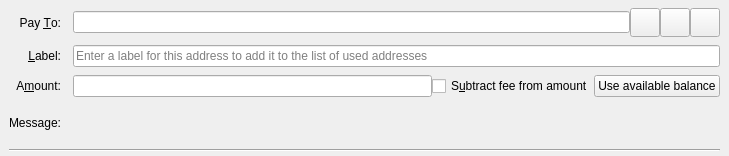
Old version of the form src/qt/forms/sendcoinsentry.ui in the repository equalishcoin/equalishcoind.
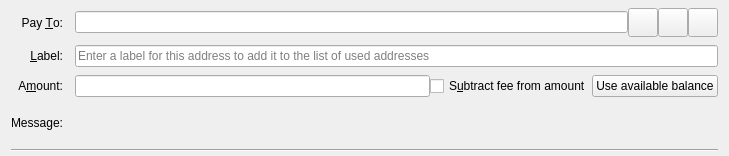
New version of the form. Icons and pictures are not drawn. Custom widgets are drawn as their Qt base class.

Commit message:
qt, refactor: Convert `SendCoinsEntry` to a sub-`QWidget`
It is no longer needed to derive the `SendCoinsEntry` class from the
`QStackedWidget` one.

What changed in the file:
```diff
--- a/src/qt/forms/sendcoinsentry.ui
+++ b/src/qt/forms/sendcoinsentry.ui
@@ -1,7 +1,7 @@
 <?xml version="1.0" encoding="UTF-8"?>
 <ui version="4.0">
  <class>SendCoinsEntry</class>
- <widget class="QStackedWidget" name="SendCoinsEntry">
+ <widget class="QWidget" name="SendCoinsEntry">
   <property name="geometry">
    <rect>
     <x>0</x>
@@ -22,10 +22,6 @@
   <property name="autoFillBackground">
    <bool>false</bool>
   </property>
-  <widget class="QFrame" name="SendCoins">
-   <property name="frameShape">
-    <enum>QFrame::NoFrame</enum>
-   </property>
    <layout class="QGridLayout" name="gridLayout">
     <property name="topMargin">
      <number>8</number>
@@ -224,7 +220,6 @@
      </widget>
     </item>
    </layout>
-  </widget>
  </widget>
  <customwidgets>
   <customwidget>
```
The commit also changes 2 other files.
